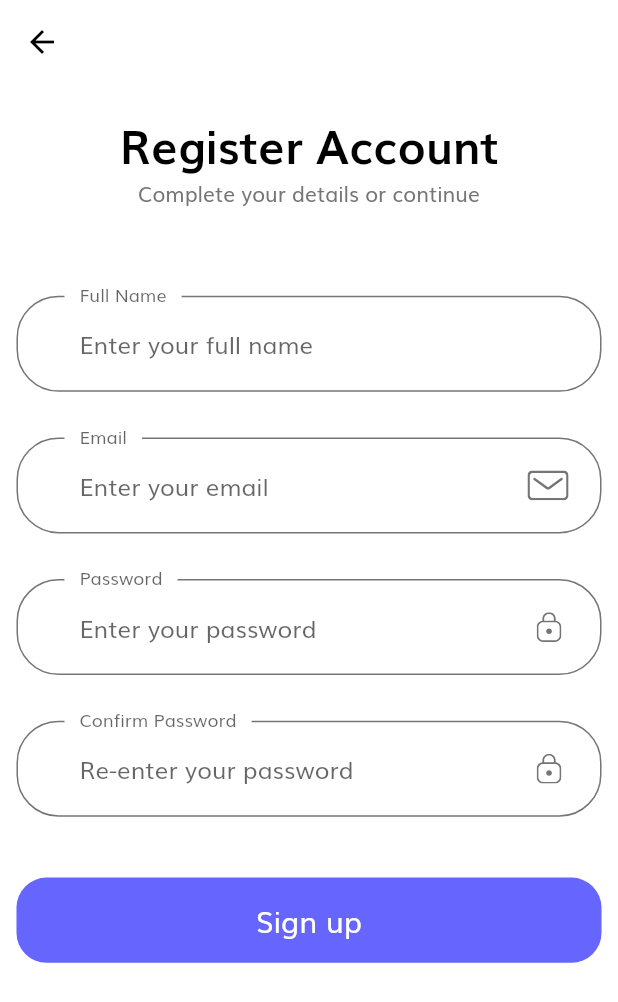
After one commit to rahul-badgujar/app-automatic-toll-detection, a Flutter app: the screen it shows after launch, after a tap on "Create Account", on a phone screen of 412 x 824 dp. The commit adds this screen. Shown: the top 1002 px of the screen. Run offline on Flutter 3.47's test engine with Material 2 defaults, Android fonts, the phone set to English and light mode, and no system bars; our stand-ins replace flutter_svg.

Commit message:
added signup page

```diff
--- a/lib/app.dart
+++ b/lib/app.dart
@@ -1,6 +1,6 @@
 import 'package:automatic_toll_app/constants.dart';
 import 'package:flutter/material.dart';
-import 'page/login-page.dart';
+import 'page/login/login-page.dart';
 import 'theme.dart';
 
 class MyApp extends StatelessWidget {
--- a/lib/constants.dart
+++ b/lib/constants.dart
@@ -36,6 +36,7 @@ const defaultDuration = Duration(milliseconds: 250);
 final RegExp emailValidatorRegExp =
     RegExp(r"^[a-zA-Z0-9.]+@[a-zA-Z0-9]+\.[a-zA-Z]+");
 const String kEmailNullError = "Please Enter your email";
+const String kNameNullError = "Please Enter your fullname";
 const String kInvalidEmailError = "Please Enter Valid Email";
 const String kPassNullError = "Please Enter your password";
 const String kShortPassError = "Password is too short";
--- a/lib/page/login/widget/login_form.dart
+++ b/lib/page/login/component/login_form.dart
@@ -1,3 +1,4 @@
+import 'package:automatic_toll_app/page/sign_up/sign_up_screen.dart';
 import 'package:flutter/material.dart';
 
 import '../../../constants.dart';
@@ -48,8 +49,34 @@ class _LoginFormState extends State<LoginForm> {
             text: "Sign in",
             press: signInButtonCallback,
           ),
+          SizedBox(height: getProportionateScreenHeight(30)),
+          buildCreateAccountWidget(context),
         ],
       ),
+    );
+  }
+
+  Widget buildCreateAccountWidget(BuildContext context) {
+    return Row(
+      mainAxisAlignment: MainAxisAlignment.center,
+      children: [
+        GestureDetector(
+          onTap: () {
+            Navigator.push(
+                context,
+                MaterialPageRoute(
+                  builder: (context) => const SignUpPage(),
+                ));
+          },
+          child: const Text(
+            "Create Account",
+            style: TextStyle(
+              decoration: TextDecoration.underline,
+              color: kPrimaryColor,
+            ),
+          ),
+        )
+      ],
     );
   }
 
--- a/lib/page/login-page.dart
+++ b/lib/page/login/login-page.dart
@@ -1,8 +1,8 @@
-import 'package:automatic_toll_app/page/login/widget/login_form.dart';
 import 'package:flutter/material.dart';
 
-import '../constants.dart';
-import '../size_config.dart';
+import '../../constants.dart';
+import '../../size_config.dart';
+import 'component/login_form.dart';
 
 class LoginPage extends StatefulWidget {
   const LoginPage({Key? key}) : super(key: key);
--- /dev/null
+++ b/lib/page/sign_up/component/sign_up_form.dart
@@ -0,0 +1,154 @@
+import 'package:flutter/material.dart';
+
+import '../../../constants.dart';
+import '../../../size_config.dart';
+import '../../../widget/custom_suffix_icon.dart';
+import '../../../widget/default_button.dart';
+
+class SignUpForm extends StatefulWidget {
+  const SignUpForm({Key? key}) : super(key: key);
+
+  @override
+  State<SignUpForm> createState() => _SignUpFormState();
+}
+
+class _SignUpFormState extends State<SignUpForm> {
+  final _formKey = GlobalKey<FormState>();
+  final TextEditingController fullnameFieldController = TextEditingController();
+  final TextEditingController emailFieldController = TextEditingController();
+  final TextEditingController passwordFieldController = TextEditingController();
+  final TextEditingController confirmPasswordFieldController =
+      TextEditingController();
+
+  @override
+  void dispose() {
+    fullnameFieldController.dispose();
+    emailFieldController.dispose();
+    passwordFieldController.dispose();
+    confirmPasswordFieldController.dispose();
+    super.dispose();
+  }
+
+  @override
+  Widget build(BuildContext context) {
+    return Form(
+      key: _formKey,
+      child: Padding(
+        padding: EdgeInsets.symmetric(
+            horizontal: getProportionateScreenWidth(screenPadding)),
+        child: Column(
+          children: [
+            buildFullNameFormField(),
+            SizedBox(height: getProportionateScreenHeight(30)),
+            buildEmailFormField(),
+            SizedBox(height: getProportionateScreenHeight(30)),
+            buildPasswordFormField(),
+            SizedBox(height: getProportionateScreenHeight(30)),
+            buildConfirmPasswordFormField(),
+            SizedBox(height: getProportionateScreenHeight(40)),
+            DefaultButton(
+              text: "Sign up",
+              press: signUpButtonCallback,
+            ),
+          ],
+        ),
+      ),
+    );
+  }
+
+  Widget buildConfirmPasswordFormField() {
+    return TextFormField(
+      controller: confirmPasswordFieldController,
+      obscureText: true,
+      decoration: const InputDecoration(
+        hintText: "Re-enter your password",
+        labelText: "Confirm Password",
+        floatingLabelBehavior: FloatingLabelBehavior.always,
+        suffixIcon: CustomSuffixIcon(
+          svgIcon: "assets/icons/Lock.svg",
+        ),
+      ),
+      validator: (value) {
+        if (confirmPasswordFieldController.text.isEmpty) {
+          return kPassNullError;
+        } else if (confirmPasswordFieldController.text !=
+            passwordFieldController.text) {
+          return kMatchPassError;
+        } else if (confirmPasswordFieldController.text.length < 8) {
+          return kShortPassError;
+        }
+        return null;
+      },
+      autovalidateMode: AutovalidateMode.onUserInteraction,
+    );
+  }
+
+  Widget buildEmailFormField() {
+    return TextFormField(
+      controller: emailFieldController,
+      keyboardType: TextInputType.emailAddress,
+      decoration: const InputDecoration(
+        hintText: "Enter your email",
+        labelText: "Email",
+        floatingLabelBehavior: FloatingLabelBehavior.always,
+        suffixIcon: CustomSuffixIcon(
+          svgIcon: "assets/icons/Mail.svg",
+        ),
+      ),
+      validator: (value) {
+        if (emailFieldController.text.isEmpty) {
+          return kEmailNullError;
+        } else if (!emailValidatorRegExp.hasMatch(emailFieldController.text)) {
+          return kInvalidEmailError;
+        }
+        return null;
+      },
+      autovalidateMode: AutovalidateMode.onUserInteraction,
+    );
+  }
+
+  Widget buildFullNameFormField() {
+    return TextFormField(
+      controller: fullnameFieldController,
+      keyboardType: TextInputType.name,
+      decoration: const InputDecoration(
+        hintText: "Enter your full name",
+        labelText: "Full Name",
+        floatingLabelBehavior: FloatingLabelBehavior.always,
+      ),
+      validator: (value) {
+        if (emailFieldController.text.isEmpty) {
+          return kNameNullError;
+        }
+        return null;
+      },
+      autovalidateMode: AutovalidateMode.onUserInteraction,
+    );
+  }
+
+  Widget buildPasswordFormField() {
+    return TextFormField(
+      controller: passwordFieldController,
+      obscureText: true,
+      decoration: const InputDecoration(
+        hintText: "Enter your password",
+        labelText: "Password",
+        floatingLabelBehavior: FloatingLabelBehavior.always,
+        suffixIcon: CustomSuffixIcon(
+          svgIcon: "assets/icons/Lock.svg",
+        ),
+      ),
+      validator: (value) {
+        if (passwordFieldController.text.isEmpty) {
+          return kPassNullError;
+        } else if (passwordFieldController.text.length < 8) {
+          return kShortPassError;
+        }
+        return null;
+      },
+      autovalidateMode: AutovalidateMode.onUserInteraction,
+    );
+  }
+
+  Future<void> signUpButtonCallback() async {}
+}
--- /dev/null
+++ b/lib/page/sign_up/sign_up_screen.dart
@@ -0,0 +1,44 @@
+import 'package:flutter/material.dart';
+
+import '../../constants.dart';
+import '../../size_config.dart';
+import 'component/sign_up_form.dart';
+
+class SignUpPage extends StatelessWidget {
+  const SignUpPage({Key? key}) : super(key: key);
+
+  @override
+  Widget build(BuildContext context) {
+    return Scaffold(
+      appBar: AppBar(),
+      body: buildBody(context),
+    );
+  }
+
+  Widget buildBody(BuildContext context) {
+    return SafeArea(
+      child: SingleChildScrollView(
+        physics: const BouncingScrollPhysics(),
+        child: SizedBox(
+          width: double.infinity,
+          child: Column(
+            children: [
+              SizedBox(height: SizeConfig.screenHeight * 0.02),
+              Text(
+                "Register Account",
+                style: headingStyle,
+              ),
+              const Text(
+                "Complete your details or continue",
+                textAlign: TextAlign.center,
+              ),
+              SizedBox(height: SizeConfig.screenHeight * 0.07),
+              const SignUpForm(),
+              SizedBox(height: getProportionateScreenHeight(20)),
+            ],
+          ),
+        ),
+      ),
+    );
+  }
+}
```
